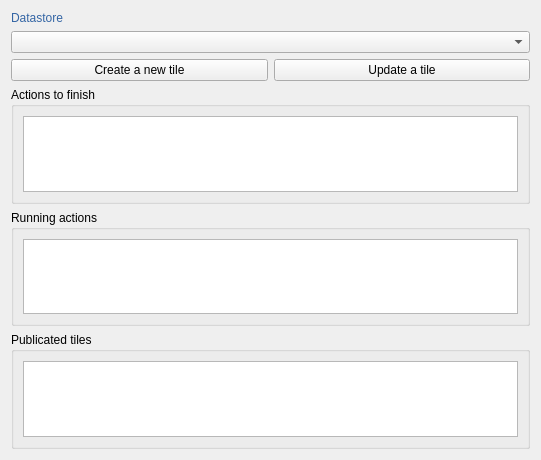
Before: the Qt Designer form geotuileur/gui/dashboard/wdg_dashboard.ui in JulesGrillot/plugin-qgis-geoplateforme, drawn with Qt 5.
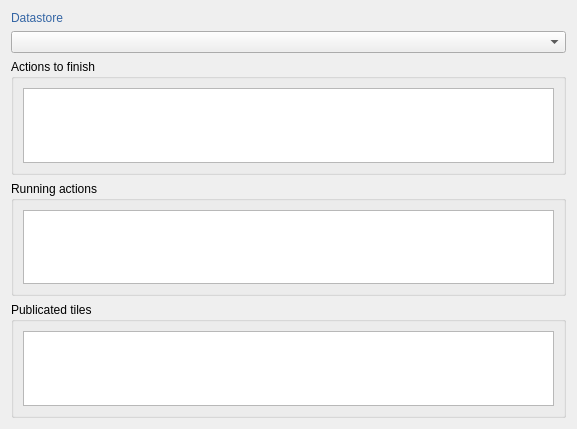
After: the same form once the commit is applied. Custom widgets are drawn as their Qt base class.

Commit message: only display generating stored data in running actions tableview

Patch:
```diff
--- a/geotuileur/gui/dashboard/wdg_dashboard.ui
+++ b/geotuileur/gui/dashboard/wdg_dashboard.ui
@@ -6,22 +6,15 @@
    <rect>
     <x>0</x>
     <y>0</y>
-    <width>541</width>
-    <height>460</height>
+    <width>577</width>
+    <height>429</height>
    </rect>
   </property>
   <property name="windowTitle">
    <string>Form</string>
   </property>
   <layout class="QGridLayout" name="gridLayout">
-   <item row="2" column="0">
-    <widget class="QPushButton" name="btn_create_tile">
-     <property name="text">
-      <string>Create a new tile</string>
-     </property>
-    </widget>
-   </item>
-   <item row="4" column="0" colspan="2">
+   <item row="3" column="0" colspan="2">
     <widget class="QgsCollapsibleGroupBox" name="gbb_running_actions">
      <property name="title">
       <string>Running actions</string>
@@ -33,7 +26,7 @@
      </layout>
     </widget>
    </item>
-   <item row="3" column="0" colspan="2">
+   <item row="2" column="0" colspan="2">
     <widget class="QgsCollapsibleGroupBox" name="gpb_actions_to_finish">
      <property name="title">
       <string>Actions to finish</string>
@@ -45,7 +38,10 @@
      </layout>
     </widget>
    </item>
-   <item row="5" column="0" colspan="2">
+   <item row="1" column="0" colspan="2">
+    <widget class="DatastoreComboBox" name="cbx_datastore"/>
+   </item>
+   <item row="4" column="0" colspan="2">
     <widget class="QgsCollapsibleGroupBox" name="gbp_publicated_tiles">
      <property name="title">
       <string>Publicated tiles</string>
@@ -57,16 +53,6 @@
      </layout>
     </widget>
    </item>
-   <item row="2" column="1">
-    <widget class="QPushButton" name="btn_update_tile">
-     <property name="text">
-      <string>Update a tile</string>
-     </property>
-    </widget>
-   </item>
-   <item row="1" column="0" colspan="2">
-    <widget class="DatastoreComboBox" name="cbx_datastore"/>
-   </item>
    <item row="0" column="0" colspan="2">
     <widget class="QLabel" name="lbl_datastore">
      <property name="styleSheet">
```
The commit also changes 2 other files.
